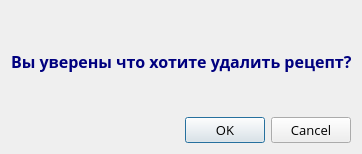
The window that dialogWindow.ui (rauko27/receptBook) describes before a commit, drawn with Qt 5.
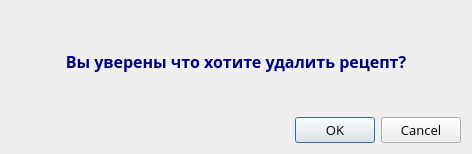
The same window after the commit.

What changed in the file:
```diff
--- a/dialogWindow.ui
+++ b/dialogWindow.ui
@@ -9,7 +9,7 @@
    <rect>
     <x>0</x>
     <y>0</y>
-    <width>370</width>
+    <width>468</width>
     <height>150</height>
    </rect>
   </property>
@@ -27,7 +27,7 @@
   </property>
   <property name="maximumSize">
    <size>
-    <width>370</width>
+    <width>468</width>
     <height>150</height>
    </size>
   </property>
@@ -51,7 +51,7 @@
      </property>
      <property name="minimumSize">
       <size>
-       <width>340</width>
+       <width>450</width>
        <height>100</height>
       </size>
      </property>
@@ -80,9 +80,18 @@
 color: #00007f;
 </string>
      </property>
+     <property name="frameShape">
+      <enum>QFrame::NoFrame</enum>
+     </property>
+     <property name="frameShadow">
+      <enum>QFrame::Plain</enum>
+     </property>
      <property name="text">
       <string>Вы уверены что хотите удалить рецепт?</string>
      </property>
+     <property name="alignment">
+      <set>Qt::AlignCenter</set>
+     </property>
     </widget>
    </item>
    <item row="1" column="0">
```
Left out of the diff: 18 changed lines with no effect on the pictures.
